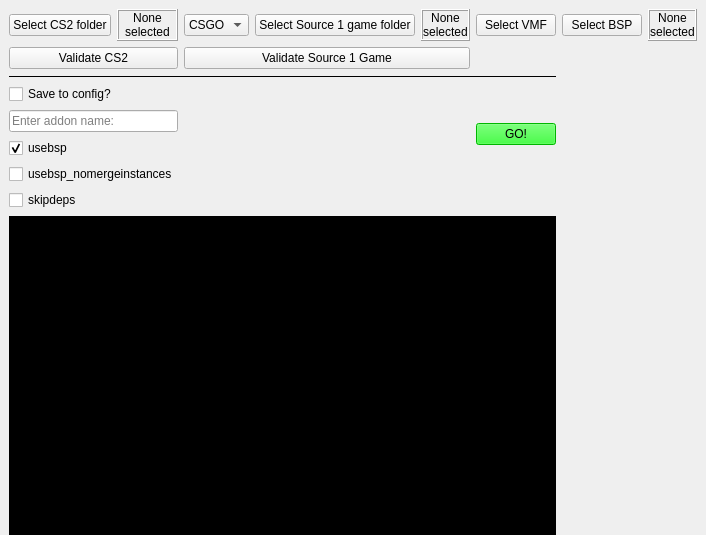
Before: the Qt Designer form src/ui/interface.ui in LaplaceTor/cs2-map-importer, drawn with Qt 5.
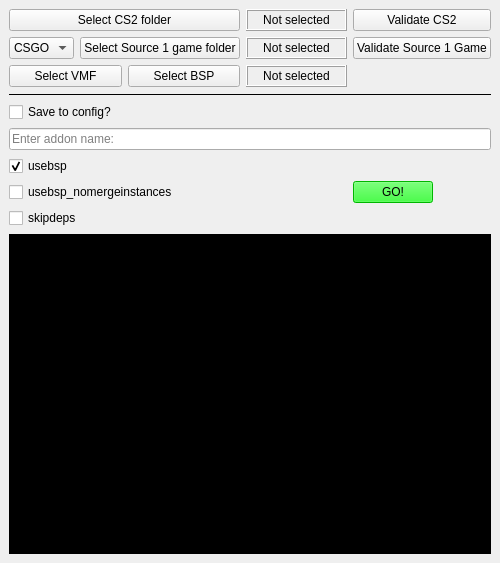
After: the same form once the commit is applied.

Commit message: Modify UI layout and update labels - Select CS2 folder and validation buttons in row 1 - Source 1 game folder and validation buttons in row 2 - VMF/BSP selection and map_label in row 3 - Change labels to display 'Selected' or 'Not selected' only

Diff of the .ui file:
```diff
--- a/src/ui/interface.ui
+++ b/src/ui/interface.ui
@@ -6,8 +6,8 @@
    <rect>
     <x>0</x>
     <y>0</y>
-    <width>338</width>
-    <height>424</height>
+    <width>500</width>
+    <height>500</height>
    </rect>
   </property>
   <property name="windowTitle">
@@ -15,26 +15,8 @@
   </property>
   <widget class="QWidget" name="centralwidget">
    <layout class="QGridLayout" name="gridLayout">
-    <item row="6" column="1">
-     <widget class="QLineEdit" name="addon_edit">
-      <property name="placeholderText">
-       <string>Enter addon name:</string>
-      </property>
-     </widget>
-    </item>
-    <item row="0" column="1">
-     <layout class="QHBoxLayout" name="verticalLayout">
-      <property name="sizeConstraint">
-       <enum>QLayout::SetMaximumSize</enum>
-      </property>
-      <item>
+    <item row="0" column="0">
        <widget class="QPushButton" name="cs2_button">
-        <property name="sizePolicy">
-         <sizepolicy hsizetype="Preferred" vsizetype="Maximum">
-          <horstretch>0</horstretch>
-          <verstretch>0</verstretch>
-         </sizepolicy>
-        </property>
         <property name="toolTip">
          <string extracomment="Select &quot;Counter-Strike Global Offensive&quot; folder for CS2." />
         </property>
@@ -43,14 +25,8 @@
         </property>
        </widget>
       </item>
-      <item>
+    <item row="0" column="1">
        <widget class="QLabel" name="cs2_label">
-        <property name="sizePolicy">
-         <sizepolicy hsizetype="Preferred" vsizetype="MinimumExpanding">
-          <horstretch>0</horstretch>
-          <verstretch>0</verstretch>
-         </sizepolicy>
-        </property>
         <property name="frameShape">
          <enum>QFrame::Box</enum>
         </property>
@@ -58,7 +34,7 @@
          <enum>QFrame::Raised</enum>
         </property>
         <property name="text">
-         <string>None selected</string>
+       <string>Not selected</string>
         </property>
         <property name="alignment">
          <set>Qt::AlignCenter</set>
@@ -67,22 +43,19 @@
          <bool>true</bool>
         </property>
        </widget>
-      </item>
-     </layout>
     </item>
     <item row="0" column="2">
-     <layout class="QHBoxLayout" name="verticalLayout_3">
-      <property name="sizeConstraint">
-       <enum>QLayout::SetMaximumSize</enum>
+     <widget class="QPushButton" name="validate_cs2_button">
+      <property name="text">
+       <string>Validate CS2</string>
       </property>
+     </widget>
+    </item>
+
+    <item row="1" column="0">
+     <layout class="QHBoxLayout" name="s1_layout">
       <item>
        <widget class="QComboBox" name="s1_game_combo">
-        <property name="sizePolicy">
-         <sizepolicy hsizetype="Maximum" vsizetype="Fixed">
-          <horstretch>0</horstretch>
-          <verstretch>0</verstretch>
-         </sizepolicy>
-        </property>
         <item>
          <property name="text">
           <string>CSGO</string>
@@ -97,12 +70,6 @@
       </item>
       <item>
        <widget class="QPushButton" name="s1_button">
-        <property name="sizePolicy">
-         <sizepolicy hsizetype="Preferred" vsizetype="Maximum">
-          <horstretch>0</horstretch>
-          <verstretch>0</verstretch>
-         </sizepolicy>
-        </property>
         <property name="toolTip">
          <string extracomment="Select &quot;csgo legacy&quot; folder." />
         </property>
@@ -111,14 +78,10 @@
         </property>
        </widget>
       </item>
-      <item>
+     </layout>
+    </item>
+    <item row="1" column="1">
        <widget class="QLabel" name="s1_label">
-        <property name="sizePolicy">
-         <sizepolicy hsizetype="Preferred" vsizetype="MinimumExpanding">
-          <horstretch>0</horstretch>
-          <verstretch>0</verstretch>
-         </sizepolicy>
-        </property>
         <property name="frameShape">
          <enum>QFrame::Box</enum>
         </property>
@@ -126,7 +89,7 @@
          <enum>QFrame::Raised</enum>
         </property>
         <property name="text">
-         <string>None selected</string>
+       <string>Not selected</string>
         </property>
         <property name="alignment">
          <set>Qt::AlignCenter</set>
@@ -136,45 +99,18 @@
         </property>
        </widget>
       </item>
-     </layout>
-    </item>
-    <item row="7" column="1">
-     <widget class="QCheckBox" name="usebsp_checkbox">
+    <item row="1" column="2">
+     <widget class="QPushButton" name="validate_s1_button">
       <property name="text">
-       <string>usebsp</string>
+       <string>Validate Source 1 Game</string>
       </property>
-      <property name="checked">
-       <bool>true</bool>
-      </property>
      </widget>
     </item>
-    <item row="8" column="1">
-     <widget class="QCheckBox" name="usebsp_nomergeinstances_checkbox">
-      <property name="text">
-       <string>usebsp_nomergeinstances</string>
-      </property>
-     </widget>
-    </item>
-    <item row="9" column="1">
-     <widget class="QCheckBox" name="skipdeps_checkbox">
-      <property name="text">
-       <string>skipdeps</string>
-      </property>
-     </widget>
-    </item>
-    <item row="0" column="3" colspan="2">
-     <layout class="QHBoxLayout" name="verticalLayout_2">
-      <property name="sizeConstraint">
-       <enum>QLayout::SetMaximumSize</enum>
-      </property>
+
+    <item row="2" column="0">
+     <layout class="QHBoxLayout" name="map_layout">
       <item>
        <widget class="QPushButton" name="vmf_button">
-        <property name="sizePolicy">
-         <sizepolicy hsizetype="Preferred" vsizetype="Maximum">
-          <horstretch>0</horstretch>
-          <verstretch>0</verstretch>
-         </sizepolicy>
-        </property>
         <property name="toolTip">
          <string extracomment="Doesn't need to be in a &quot;maps&quot; folder, one will be created then deleted afterwards if necessary." />
         </property>
@@ -185,25 +121,15 @@
       </item>
       <item>
        <widget class="QPushButton" name="bsp_button">
-        <property name="sizePolicy">
-         <sizepolicy hsizetype="Preferred" vsizetype="Maximum">
-          <horstretch>0</horstretch>
-          <verstretch>0</verstretch>
-         </sizepolicy>
-        </property>
         <property name="text">
          <string>Select BSP</string>
         </property>
        </widget>
       </item>
-      <item>
-       <widget class="QLabel" name="vmf_label">
-        <property name="sizePolicy">
-         <sizepolicy hsizetype="Preferred" vsizetype="MinimumExpanding">
-          <horstretch>0</horstretch>
-          <verstretch>0</verstretch>
-         </sizepolicy>
-        </property>
+     </layout>
+    </item>
+    <item row="2" column="1">
+     <widget class="QLabel" name="map_label">
         <property name="frameShape">
          <enum>QFrame::Box</enum>
         </property>
@@ -211,7 +137,7 @@
          <enum>QFrame::Raised</enum>
         </property>
         <property name="text">
-         <string>None selected</string>
+       <string>Not selected</string>
         </property>
         <property name="alignment">
          <set>Qt::AlignCenter</set>
@@ -221,23 +147,8 @@
         </property>
        </widget>
       </item>
-     </layout>
-    </item>
-    <item row="3" column="1" colspan="1">
-     <widget class="QPushButton" name="validate_cs2_button">
-      <property name="text">
-       <string>Validate CS2</string>
-      </property>
-     </widget>
-    </item>
-    <item row="3" column="2" colspan="1">
-     <widget class="QPushButton" name="validate_s1_button">
-      <property name="text">
-       <string>Validate Source 1 Game</string>
-      </property>
-     </widget>
-    </item>
-    <item row="4" column="1" colspan="3">
+
+    <item row="3" column="0" colspan="3">
      <widget class="Line" name="line">
       <property name="frameShadow">
        <enum>QFrame::Plain</enum>
@@ -247,7 +158,35 @@
       </property>
      </widget>
     </item>
-    <item row="6" column="3" rowspan="2">
+
+    <item row="4" column="0" colspan="3">
+     <widget class="QCheckBox" name="config_checkbox">
+      <property name="text">
+       <string>Save to config?</string>
+      </property>
+     </widget>
+    </item>
+
+    <item row="5" column="0" colspan="3">
+     <widget class="QLineEdit" name="addon_edit">
+      <property name="placeholderText">
+       <string>Enter addon name:</string>
+      </property>
+     </widget>
+    </item>
+
+    <item row="6" column="0" colspan="2">
+     <widget class="QCheckBox" name="usebsp_checkbox">
+      <property name="text">
+       <string>usebsp</string>
+      </property>
+      <property name="checked">
+       <bool>true</bool>
+      </property>
+     </widget>
+    </item>
+
+    <item row="6" column="2" rowspan="3">
      <widget class="QPushButton" name="go_button">
       <property name="sizePolicy">
        <sizepolicy hsizetype="Maximum" vsizetype="Fixed">
@@ -266,14 +205,24 @@
       </property>
      </widget>
     </item>
-    <item row="5" column="1" colspan="3">
-     <widget class="QCheckBox" name="config_checkbox">
+
+    <item row="7" column="0" colspan="2">
+     <widget class="QCheckBox" name="usebsp_nomergeinstances_checkbox">
       <property name="text">
-       <string>Save to config?</string>
+       <string>usebsp_nomergeinstances</string>
       </property>
      </widget>
     </item>
-   <item row="10" column="1" colspan="3">
+
+    <item row="8" column="0" colspan="2">
+     <widget class="QCheckBox" name="skipdeps_checkbox">
+      <property name="text">
+       <string>skipdeps</string>
+      </property>
+     </widget>
+    </item>
+
+    <item row="9" column="0" colspan="3">
      <widget class="QPlainTextEdit" name="log_output">
       <property name="readOnly">
        <bool>true</bool>
@@ -288,7 +237,9 @@
        <string notr="true">background-color: black; color: white;</string>
       </property>
      </widget>
-    </item></layout>
+    </item>
+
+   </layout>
   </widget>
  </widget>
  <resources />
```
Lines whose indentation alone changed are shown as unchanged. The commit also changes 1 other file.
